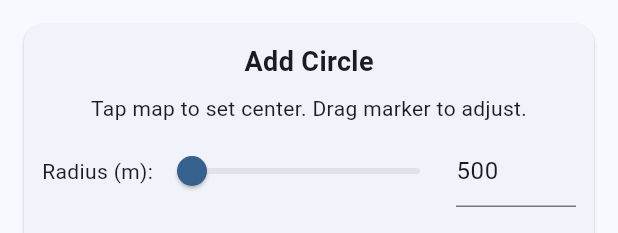
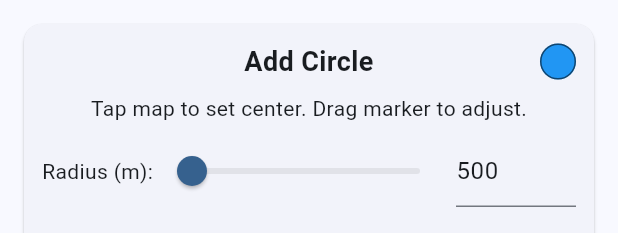
Before and after one commit to Krayth204/hide_and_map, a Flutter app: the ShapePopup widget shown alone on an empty page, opened directly with empty values, on a phone screen of 412 x 824 dp. Shown: the top 233 px of the screen. Run offline on Flutter 3.47's test engine with Material 3 defaults, Android fonts, the phone set to English and light mode, and no system bars; our stand-ins replace flutter_expandable_fab, google_maps_flutter, permission_handler; missing offline and left inert: pointer_interceptor.

Commit message:
Shape Color Picker

```diff
--- a/lib/src/screens/map_screen.dart
+++ b/lib/src/screens/map_screen.dart
@@ -306,6 +306,7 @@ class _MapScreenState extends State<MapScreen> {
 
     setState(() {
       if (_editingShapeId != null) {
+        _editingShapeColor = null;
         final index = _shapes.indexWhere((s) => s.id == _editingShapeId);
         if (index != -1) _shapes[index] = shape;
       } else {
--- a/lib/src/util/color_helper.dart
+++ b/lib/src/util/color_helper.dart
@@ -15,23 +15,15 @@
       case Colors.green:
         return BitmapDescriptor.defaultMarkerWithHue(BitmapDescriptor.hueGreen);
       case Colors.purple:
-        return BitmapDescriptor.defaultMarkerWithHue(
-          BitmapDescriptor.hueMagenta,
-        );
+        return BitmapDescriptor.defaultMarkerWithHue(BitmapDescriptor.hueMagenta);
       case Colors.orange:
-        return BitmapDescriptor.defaultMarkerWithHue(
-          BitmapDescriptor.hueOrange,
-        );
+        return BitmapDescriptor.defaultMarkerWithHue(BitmapDescriptor.hueOrange);
       case Colors.pink:
         return BitmapDescriptor.defaultMarkerWithHue(BitmapDescriptor.hueRose);
       case Colors.deepPurple:
-        return BitmapDescriptor.defaultMarkerWithHue(
-          BitmapDescriptor.hueViolet,
-        );
+        return BitmapDescriptor.defaultMarkerWithHue(BitmapDescriptor.hueViolet);
       case Colors.yellow:
-        return BitmapDescriptor.defaultMarkerWithHue(
-          BitmapDescriptor.hueYellow,
-        );
+        return BitmapDescriptor.defaultMarkerWithHue(BitmapDescriptor.hueYellow);
       default:
         return BitmapDescriptor.defaultMarker;
     }
@@ -54,14 +46,14 @@
 
   static List<MaterialColor> availableColors = [
     Colors.blue,
-    Colors.red,
-    Colors.indigo,
     Colors.cyan,
     Colors.green,
+    Colors.yellow,
+    Colors.orange,
+    Colors.red,
+    Colors.pink,
     Colors.purple,
-    Colors.orange,
-    Colors.pink,
     Colors.deepPurple,
-    Colors.yellow,
+    Colors.indigo,
   ];
 }
--- a/lib/src/widgets/shape/shape_popup.dart
+++ b/lib/src/widgets/shape/shape_popup.dart
@@ -1,6 +1,8 @@
 import 'package:flutter/material.dart';
 import '../../models/shape/shape.dart';
 import '../../models/shape/shape_controller.dart';
+import '../../util/color_helper.dart';
+import 'color_picker_overlay.dart';
 
 class ShapePopup extends StatelessWidget {
   final ShapeController controller;
@@ -50,15 +52,44 @@ class ShapePopup extends StatelessWidget {
                 showInvertedCheckbox = true;
                 break;
             }
+
             return Column(
               mainAxisSize: MainAxisSize.min,
               children: [
-                Text(
-                  title,
-                  style: const TextStyle(
-                    fontSize: 18,
-                    fontWeight: FontWeight.bold,
-                  ),
+                Row(
+                  children: [
+                    SizedBox(width: 24, height: 24),
+                    Expanded(
+                      child: Text(
+                        title,
+                        textAlign: TextAlign.center,
+                        style: const TextStyle(fontSize: 18, fontWeight: FontWeight.bold),
+                      ),
+                    ),
+                    GestureDetector(
+                      onTap: () async {
+                        final selected = await showDialog<MaterialColor>(
+                          context: context,
+                          builder: (_) => ColorPickerOverlay(
+                            current: controller.color,
+                            available: ColorHelper.availableColors,
+                          ),
+                        );
+                        if (selected != null) {
+                          controller.setColor(selected);
+                        }
+                      },
+                      child: Container(
+                        width: 24,
+                        height: 24,
+                        decoration: BoxDecoration(
+                          shape: BoxShape.circle,
+                          color: controller.color,
+                          border: Border.all(color: Colors.black54, width: 1),
+                        ),
+                      ),
+                    ),
+                  ],
                 ),
                 const SizedBox(height: 8),
                 Text(instructions),
@@ -123,10 +154,7 @@ class ShapePopup extends StatelessWidget {
                 Row(
                   mainAxisAlignment: MainAxisAlignment.end,
                   children: [
-                    TextButton(
-                      onPressed: onCancel,
-                      child: const Text('Cancel'),
-                    ),
+                    TextButton(onPressed: onCancel, child: const Text('Cancel')),
                     const SizedBox(width: 8),
                     ElevatedButton(
                       onPressed: canConfirm ? onConfirm : null,
```
Also changed, not shown: lib/src/models/shape/shape.dart (+4 -4 lines), lib/src/widgets/shape/color_picker_overlay.dart (added, +40 -0 lines).
